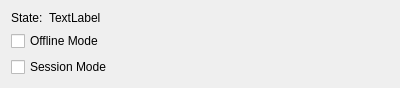
Above: manager.ui from igaw/imposter before the change. Below: the same form after it.
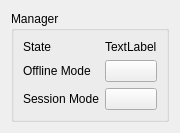
That is the form after the change.

Commit message:
Redesign manager pane
Also add a GroupBox for the manager pane.

What changed in the file:
```diff
--- a/manager.ui
+++ b/manager.ui
@@ -6,24 +6,23 @@
    <rect>
     <x>0</x>
     <y>0</y>
-    <width>400</width>
-    <height>79</height>
+    <width>176</width>
+    <height>118</height>
    </rect>
   </property>
   <property name="windowTitle">
    <string>Form</string>
   </property>
-  <layout class="QVBoxLayout" name="verticalLayout">
-   <item>
     <layout class="QHBoxLayout" name="horizontalLayout">
      <item>
-      <widget class="QLabel" name="label_2">
-       <property name="text">
-        <string>State:</string>
-       </property>
-      </widget>
-     </item>
+    <widget class="QGroupBox" name="groupBox">
+     <property name="title">
+      <string>Manager</string>
+     </property>
+     <layout class="QHBoxLayout" name="horizontalLayout_2">
      <item>
+       <layout class="QGridLayout" name="gridLayout">
+        <item row="0" column="1">
       <widget class="QLabel" name="la_State">
        <property name="sizePolicy">
         <sizepolicy hsizetype="MinimumExpanding" vsizetype="Preferred">
@@ -36,20 +35,44 @@
        </property>
       </widget>
      </item>
-    </layout>
-   </item>
-   <item>
-    <widget class="QCheckBox" name="cb_OfflineMode">
+        <item row="0" column="0">
+         <widget class="QLabel" name="label_2">
+          <property name="text">
+           <string>State</string>
+          </property>
+         </widget>
+        </item>
+        <item row="1" column="1">
+         <widget class="QPushButton" name="pb_OfflineMode">
      <property name="text">
-      <string>Offline Mode</string>
+           <string/>
      </property>
     </widget>
    </item>
-   <item>
-    <widget class="QCheckBox" name="cb_SessionMode">
+        <item row="3" column="0">
+         <widget class="QLabel" name="label_3">
      <property name="text">
       <string>Session Mode</string>
      </property>
+         </widget>
+        </item>
+        <item row="1" column="0">
+         <widget class="QLabel" name="label">
+          <property name="text">
+           <string>Offline Mode</string>
+          </property>
+         </widget>
+        </item>
+        <item row="3" column="1">
+         <widget class="QPushButton" name="pb_SessionMode">
+          <property name="text">
+           <string/>
+          </property>
+         </widget>
+        </item>
+       </layout>
+      </item>
+     </layout>
     </widget>
    </item>
   </layout>
```
Lines whose indentation alone changed are shown as unchanged. The commit also changes 1 other file.
